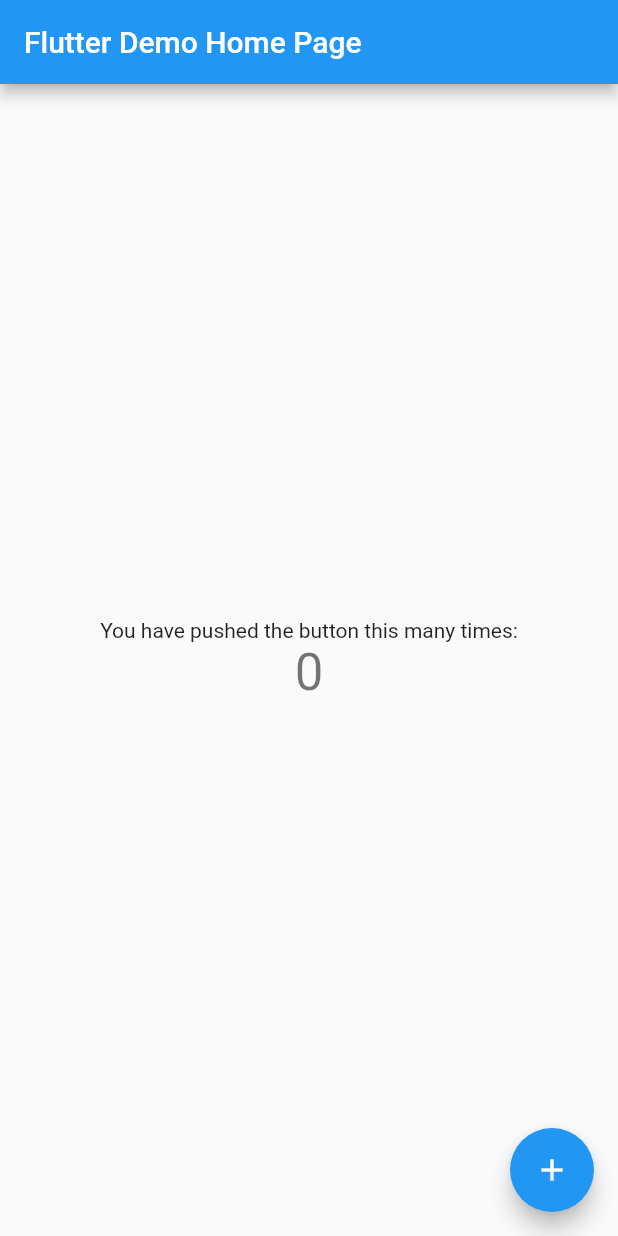
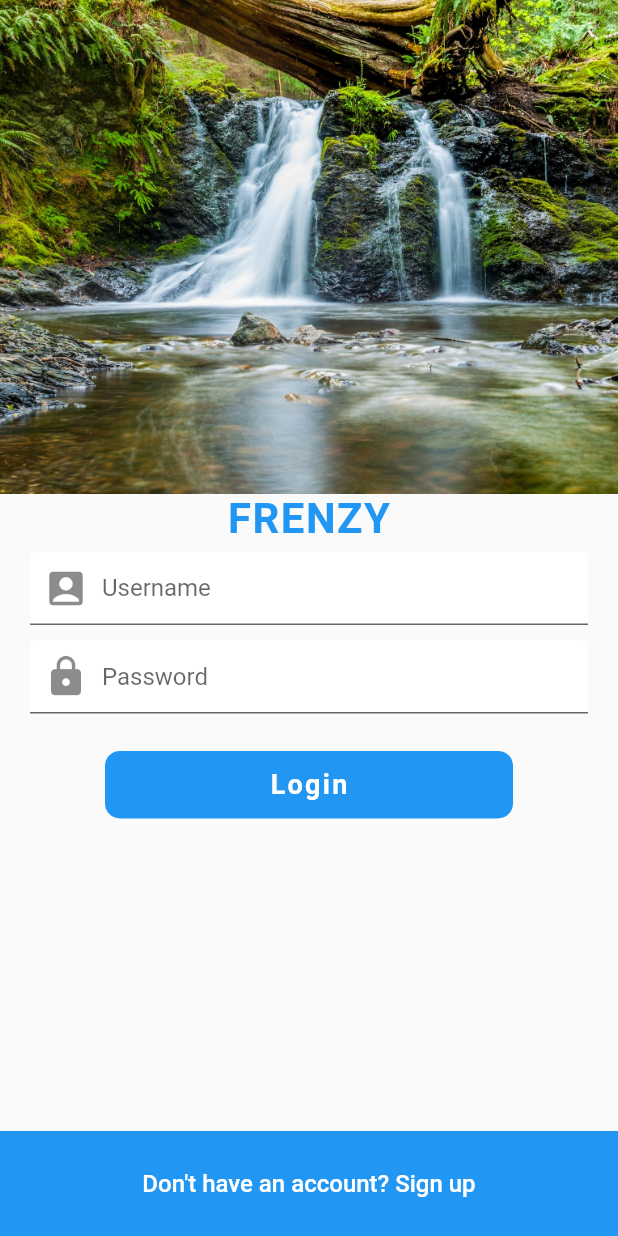
Before and after one commit to sannidhya-kushwaha/Social_Media_App_UI, a Flutter app: the screen it shows after launch, on a phone screen of 412 x 824 dp. Run offline on Flutter 3.47's test engine with Material 2 defaults, Android fonts, the phone set to English and light mode, and no system bars.

Commit message:
Login Screen

```diff
--- a/lib/main.dart
+++ b/lib/main.dart
@@ -1,3 +1,4 @@
+import 'package:Social_Media_App_UI/screens/login_screen.dart';
 import 'package:flutter/material.dart';
 
 void main() {
@@ -5,113 +6,15 @@ void main() {
 }
 
 class MyApp extends StatelessWidget {
-  // This widget is the root of your application.
   @override
   Widget build(BuildContext context) {
     return MaterialApp(
-      title: 'Flutter Demo',
+      title: 'Flutter Social UI',
+      debugShowCheckedModeBanner: false,
       theme: ThemeData(
-        // This is the theme of your application.
-        //
-        // Try running your application with "flutter run". You'll see the
-        // application has a blue toolbar. Then, without quitting the app, try
-        // changing the primarySwatch below to Colors.green and then invoke
-        // "hot reload" (press "r" in the console where you ran "flutter run",
-        // or simply save your changes to "hot reload" in a Flutter IDE).
-        // Notice that the counter didn't reset back to zero; the application
-        // is not restarted.
-        primarySwatch: Colors.blue,
-        // This makes the visual density adapt to the platform that you run
-        // the app on. For desktop platforms, the controls will be smaller and
-        // closer together (more dense) than on mobile platforms.
-        visualDensity: VisualDensity.adaptivePlatformDensity,
+        primaryColor: Colors.blue,
       ),
-      home: MyHomePage(title: 'Flutter Demo Home Page'),
+      home: LoginScreen(),
     );
   }
 }
-
-class MyHomePage extends StatefulWidget {
-  MyHomePage({Key key, this.title}) : super(key: key);
-
-  // This widget is the home page of your application. It is stateful, meaning
-  // that it has a State object (defined below) that contains fields that affect
-  // how it looks.
-
-  // This class is the configuration for the state. It holds the values (in this
-  // case the title) provided by the parent (in this case the App widget) and
-  // used by the build method of the State. Fields in a Widget subclass are
-  // always marked "final".
-
-  final String title;
-
-  @override
-  _MyHomePageState createState() => _MyHomePageState();
-}
-
-class _MyHomePageState extends State<MyHomePage> {
-  int _counter = 0;
-
-  void _incrementCounter() {
-    setState(() {
-      // This call to setState tells the Flutter framework that something has
-      // changed in this State, which causes it to rerun the build method below
-      // so that the display can reflect the updated values. If we changed
-      // _counter without calling setState(), then the build method would not be
-      // called again, and so nothing would appear to happen.
-      _counter++;
-    });
-  }
-
-  @override
-  Widget build(BuildContext context) {
-    // This method is rerun every time setState is called, for instance as done
-    // by the _incrementCounter method above.
-    //
-    // The Flutter framework has been optimized to make rerunning build methods
-    // fast, so that you can just rebuild anything that needs updating rather
-    // than having to individually change instances of widgets.
-    return Scaffold(
-      appBar: AppBar(
-        // Here we take the value from the MyHomePage object that was created by
-        // the App.build method, and use it to set our appbar title.
-        title: Text(widget.title),
-      ),
-      body: Center(
-        // Center is a layout widget. It takes a single child and positions it
-        // in the middle of the parent.
-        child: Column(
-          // Column is also a layout widget. It takes a list of children and
-          // arranges them vertically. By default, it sizes itself to fit its
-          // children horizontally, and tries to be as tall as its parent.
-          //
-          // Invoke "debug painting" (press "p" in the console, choose the
-          // "Toggle Debug Paint" action from the Flutter Inspector in Android
-          // Studio, or the "Toggle Debug Paint" command in Visual Studio Code)
-          // to see the wireframe for each widget.
-          //
-          // Column has various properties to control how it sizes itself and
-          // how it positions its children. Here we use mainAxisAlignment to
-          // center the children vertically; the main axis here is the vertical
-          // axis because Columns are vertical (the cross axis would be
-          // horizontal).
-          mainAxisAlignment: MainAxisAlignment.center,
-          children: <Widget>[
-            Text(
-              'You have pushed the button this many times:',
-            ),
-            Text(
-              '$_counter',
-              style: Theme.of(context).textTheme.headline4,
-            ),
-          ],
-        ),
-      ),
-      floatingActionButton: FloatingActionButton(
-        onPressed: _incrementCounter,
-        tooltip: 'Increment',
-        child: Icon(Icons.add),
-      ), // This trailing comma makes auto-formatting nicer for build methods.
-    );
-  }
-}
--- /dev/null
+++ b/lib/screens/login_screen.dart
@@ -0,0 +1,113 @@
+import 'package:flutter/material.dart';
+
+class LoginScreen extends StatefulWidget {
+  @override
+  _LoginScreenState createState() => _LoginScreenState();
+}
+
+class _LoginScreenState extends State<LoginScreen> {
+  @override
+  Widget build(BuildContext context) {
+    return Scaffold(
+      body: SingleChildScrollView(
+        child: Container(
+          height: MediaQuery.of(context).size.height,
+          child: Column(
+            children: [
+              Image(
+                height: MediaQuery.of(context).size.height / 2.5,
+                width: double.infinity,
+                image: AssetImage('assets/images/login_background.jpg'),
+                fit: BoxFit.cover,
+              ),
+              Text(
+                'FRENZY',
+                style: TextStyle(
+                  color: Theme.of(context).primaryColor,
+                  fontSize: 28.0,
+                  fontWeight: FontWeight.bold,
+                  letterSpacing: 1.0,
+                ),
+              ),
+              // SizedBox(height: 5.0),
+              Padding(
+                padding: EdgeInsets.symmetric(horizontal: 20.0, vertical: 5.0),
+                child: TextField(
+                  decoration: InputDecoration(
+                      contentPadding: EdgeInsets.symmetric(vertical: 15.0),
+                      fillColor: Colors.white,
+                      filled: true,
+                      hintText: 'Username',
+                      prefixIcon: Icon(
+                        Icons.account_box,
+                        size: 30.0,
+                      )),
+                ),
+              ),
+              // SizedBox(height: 10.0),
+              Padding(
+                padding: EdgeInsets.symmetric(horizontal: 20.0, vertical: 5.0),
+                child: TextField(
+                  decoration: InputDecoration(
+                    contentPadding: EdgeInsets.symmetric(vertical: 15.0),
+                    fillColor: Colors.white,
+                    filled: true,
+                    hintText: 'Password',
+                    prefixIcon: Icon(
+                      Icons.lock,
+                      size: 30.0,
+                    ),
+                  ),
+                  obscureText: true,
+                ),
+              ),
+              SizedBox(height: 20.0),
+              GestureDetector(
+                onTap: () {},
+                child: Container(
+                  margin: EdgeInsets.symmetric(horizontal: 70.0),
+                  alignment: Alignment.center,
+                  height: 45.0,
+                  decoration: BoxDecoration(
+                    color: Theme.of(context).primaryColor,
+                    borderRadius: BorderRadius.circular(10.0),
+                  ),
+                  child: Text(
+                    'Login',
+                    style: TextStyle(
+                      color: Colors.white,
+                      fontSize: 18.0,
+                      fontWeight: FontWeight.w600,
+                      letterSpacing: 1.5,
+                    ),
+                  ),
+                ),
+              ),
+              Expanded(
+                child: Align(
+                  alignment: FractionalOffset.bottomCenter,
+                  child: GestureDetector(
+                    onTap: () {},
+                    child: Container(
+                      alignment: Alignment.center,
+                      color: Theme.of(context).primaryColor,
+                      height: 70.0,
+                      child: Text(
+                        'Don\'t have an account? Sign up',
+                        style: TextStyle(
+                          color: Colors.white,
+                          fontSize: 16.0,
+                          fontWeight: FontWeight.w500,
+                        ),
+                      ),
+                    ),
+                  ),
+                ),
+              )
+            ],
+          ),
+        ),
+      ),
+    );
+  }
+}
```
